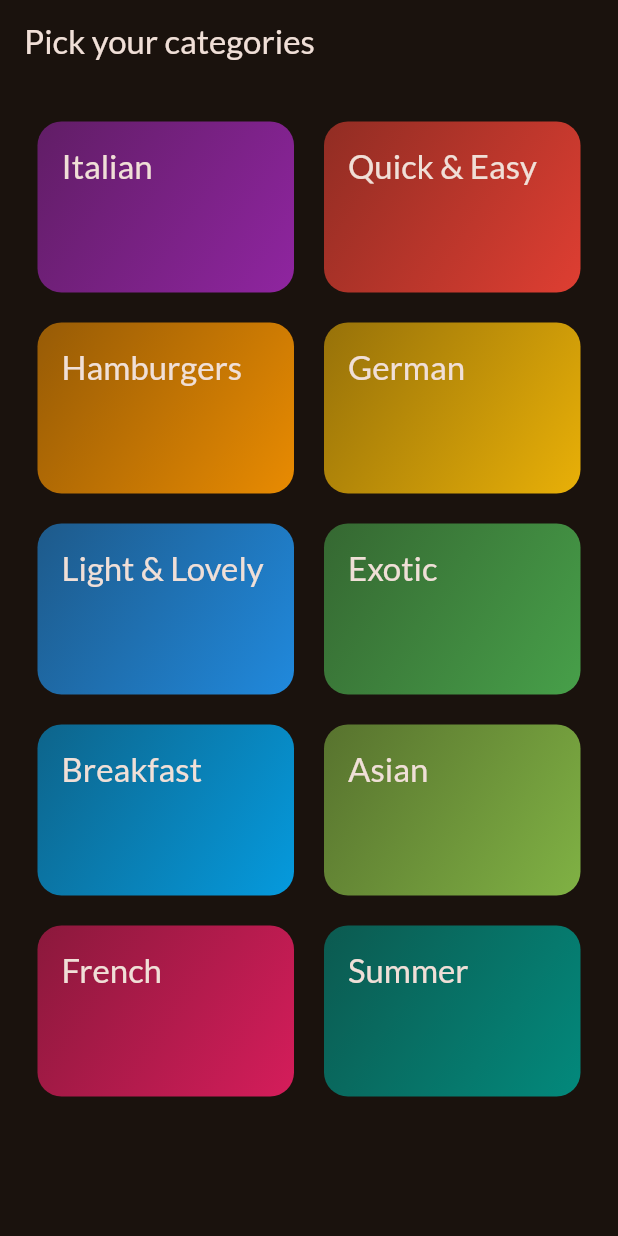
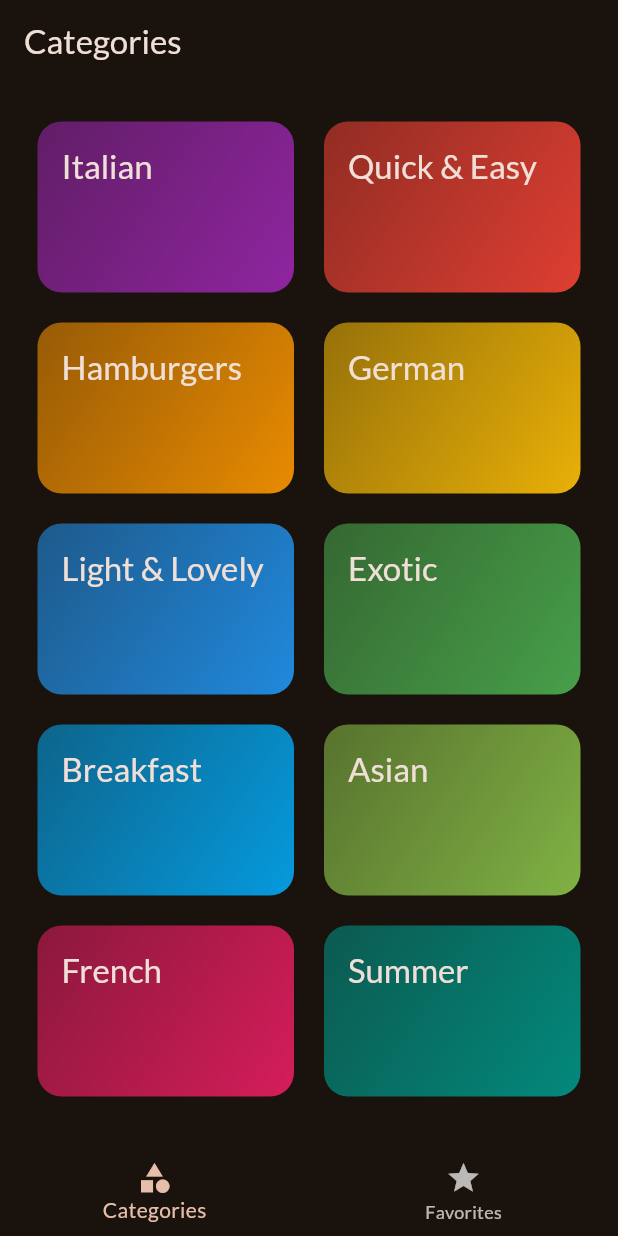
Before and after one commit to N1-San/meals_app_flutter, a Flutter app: the screen it shows after launch, on a phone screen of 412 x 824 dp. Run offline on Flutter 3.47's test engine with Material 3 defaults, Android fonts, the phone set to English and light mode, and no system bars; our stand-ins replace google_fonts, transparent_image.

Commit message:
tabs and favorite screen

```diff
--- a/lib/main.dart
+++ b/lib/main.dart
@@ -2,7 +2,8 @@ import 'package:flutter/material.dart';
 
 import 'package:google_fonts/google_fonts.dart';
 
-import 'package:meals_app_flutter/screens/categories.dart';
+// import 'package:meals_app_flutter/screens/categories.dart';
+import 'package:meals_app_flutter/screens/tabs.dart';
 
 final theme = ThemeData(
   useMaterial3: true,
@@ -24,7 +25,7 @@ class App extends StatelessWidget {
   Widget build(BuildContext context) {
     return MaterialApp(
       theme: theme,
-      home: const CategoriesScreen()
+      home: const TabsScreen()
     );
   }
 }
--- a/lib/screens/categories.dart
+++ b/lib/screens/categories.dart
@@ -25,11 +25,7 @@ class CategoriesScreen extends StatelessWidget {
 
   @override
   Widget build(BuildContext context) {
-    return Scaffold(
-      appBar: AppBar(
-        title: const Text('Pick your categories'),
-      ),
-      body: GridView(
+    return GridView(
       padding: const EdgeInsets.all(25),
       gridDelegate: SliverGridDelegateWithFixedCrossAxisCount(
         crossAxisCount: 2,
@@ -46,7 +42,6 @@ class CategoriesScreen extends StatelessWidget {
           },
         ),
       ],
-      ),
     );
   }
 }
--- a/lib/screens/meals.dart
+++ b/lib/screens/meals.dart
@@ -7,11 +7,11 @@ import 'package:meals_app_flutter/widgets/meal_item.dart';
 class MealsScreen extends StatelessWidget {
   const MealsScreen({
     super.key,
-    required this.title,
+    this.title,
     required this.meals
   });
 
-  final String title;
+  final String? title;
   final List<Meal> meals;
 
   void selectMeal(BuildContext context, Meal meal){
@@ -58,9 +58,14 @@ class MealsScreen extends StatelessWidget {
         ),
       );
     }
+
+    if (title == null){
+      return content;
+    }
+
     return Scaffold(
       appBar: AppBar(
-        title: const Text('Available Meals'),
+        title: Text(title!),
       ),
       body: content,
     );
--- /dev/null
+++ b/lib/screens/tabs.dart
@@ -0,0 +1,57 @@
+import 'package:flutter/material.dart';
+
+import 'package:meals_app_flutter/screens/categories.dart';
+import 'package:meals_app_flutter/screens/meals.dart';
+
+class TabsScreen extends StatefulWidget {
+  const TabsScreen({super.key});
+
+  @override
+  State<TabsScreen> createState(){
+    return _TabsScreenState();
+  }
+}
+
+class _TabsScreenState extends State<TabsScreen> {
+  int _selectedPageIndex = 0;
+
+
+  void _selectPage(int index) {
+    setState(() {
+      _selectedPageIndex = index;
+    });
+  }
+
+  @override
+  Widget build(BuildContext context) {
+    Widget activePage = CategoriesScreen();
+
+    var activePageTitle = 'Categories';
+
+    if (_selectedPageIndex == 1) {
+      activePage = const MealsScreen(meals: [] );
+      activePageTitle = 'Your Favorites';
+    }
+
+    return Scaffold(
+      appBar: AppBar(
+        title: Text(activePageTitle),
+      ),
+      body: activePage,
+      bottomNavigationBar: BottomNavigationBar(
+        onTap: _selectPage,
+        currentIndex: _selectedPageIndex,
+        items: const [
+          BottomNavigationBarItem(
+            icon: Icon(Icons.category),
+            label: 'Categories',
+          ),
+          BottomNavigationBarItem(
+            icon: Icon(Icons.star),
+            label: 'Favorites',
+          ),
+        ],
+      ),
+    );
+  }
+}
```
Lines whose indentation alone changed are shown as unchanged.
